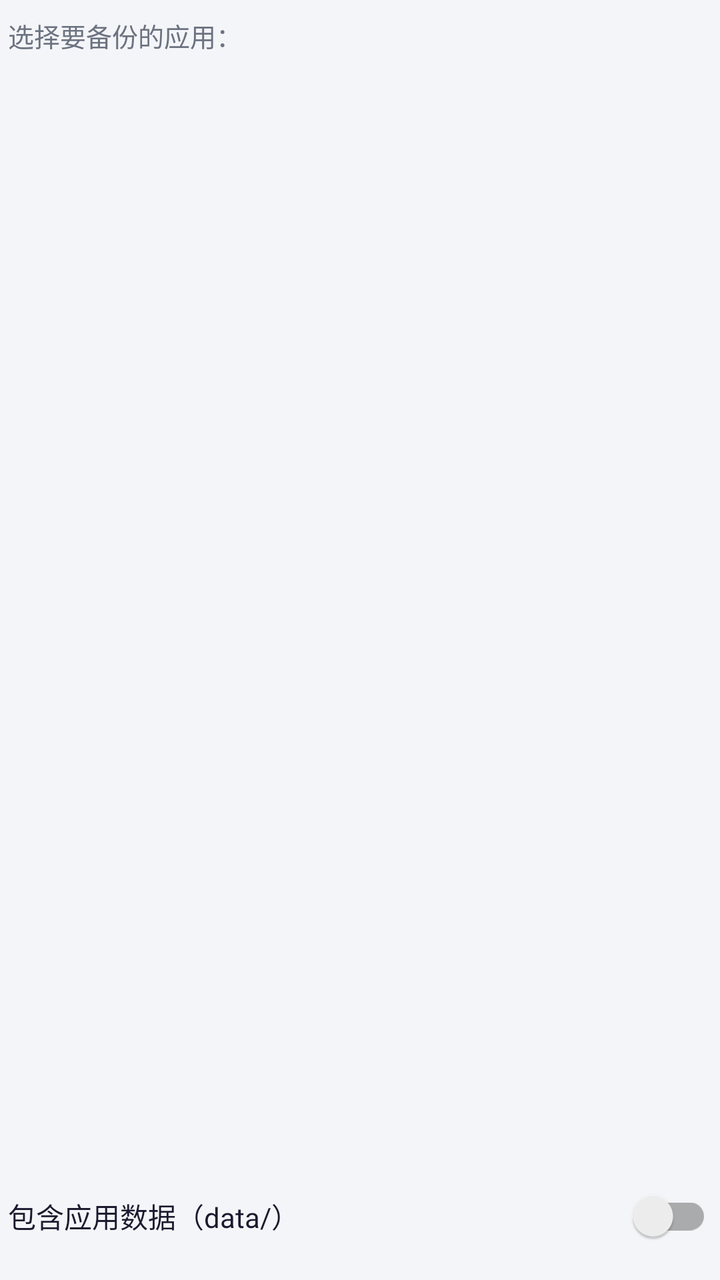
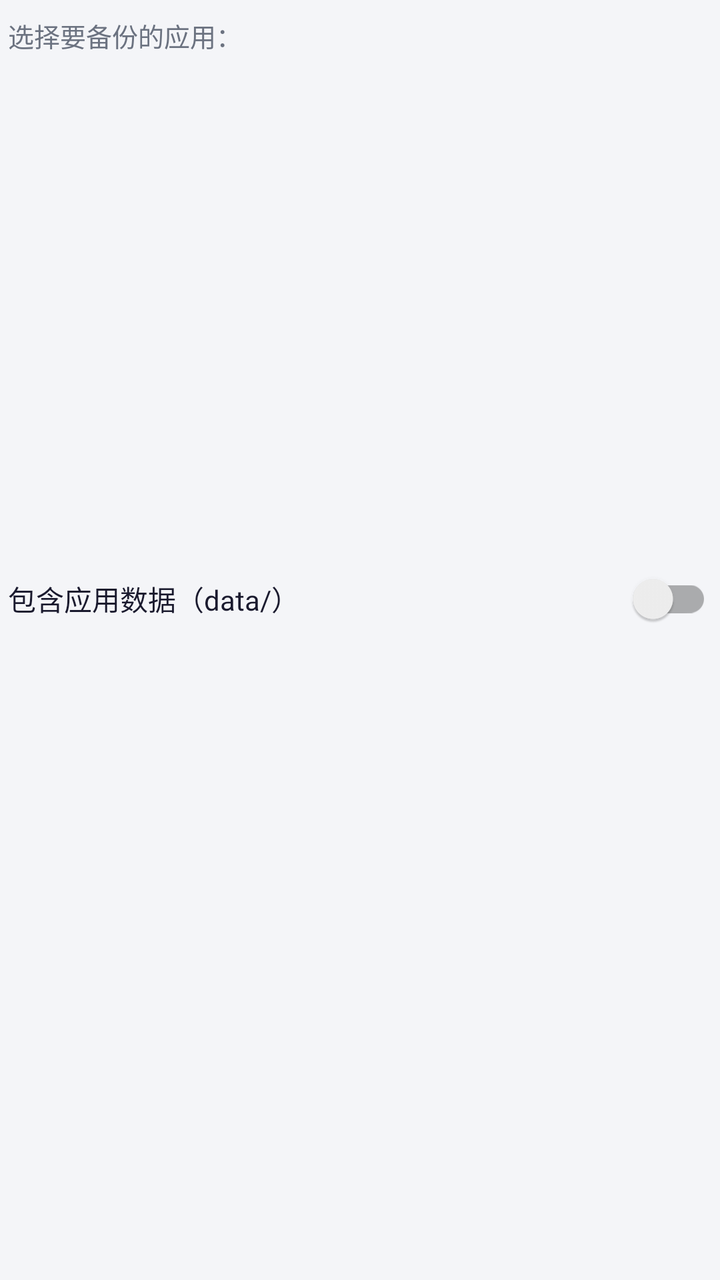

Compare the two renders of this Android layout. The source of the first and the diff that turns it into the second are given below.
<!-- AndroidManifest.xml: application theme Theme.MiniApp -->
<!-- res/layout/dialog_backup_options.xml -->
<?xml version="1.0" encoding="utf-8"?>
<LinearLayout xmlns:android="http://schemas.android.com/apk/res/android"
    android:layout_width="match_parent"
    android:layout_height="wrap_content"
    android:orientation="vertical"
    android:paddingHorizontal="4dp">

    <TextView
        android:layout_width="match_parent"
        android:layout_height="wrap_content"
        android:layout_marginTop="8dp"
        android:text="选择要备份的应用："
        android:textColor="@color/text_secondary"
        android:textSize="13sp" />

    <ListView
        android:id="@+id/list_apps"
        android:layout_width="match_parent"
        android:layout_height="0dp"
        android:layout_weight="1"
        android:minHeight="140dp"
        android:maxHeight="280dp"
        android:divider="@color/divider"
        android:dividerHeight="1dp" />

    <LinearLayout
        android:layout_width="match_parent"
        android:layout_height="wrap_content"
        android:gravity="center_vertical"
        android:orientation="horizontal"
        android:paddingVertical="8dp">

        <TextView
            android:layout_width="0dp"
            android:layout_height="wrap_content"
            android:layout_weight="1"
            android:text="包含应用数据（data/）"
            android:textColor="@color/text_primary"
            android:textSize="14sp" />

        <androidx.appcompat.widget.SwitchCompat
            android:id="@+id/switch_include_data"
            android:layout_width="wrap_content"
            android:layout_height="wrap_content" />
    </LinearLayout>

</LinearLayout>
<!-- resources referenced by this layout -->
<resources>
  <color name="divider">#E5E7EB</color>
  <color name="text_primary">#1A1A2E</color>
  <color name="text_secondary">#6B7280</color>
  <style name="Theme.MiniApp" parent="Theme.MaterialComponents.DayNight.NoActionBar">
          <item name="colorPrimary">@color/brand_primary</item>
          <item name="colorPrimaryVariant">@color/brand_primary_dark</item>
          <item name="colorOnPrimary">#FFFFFF</item>
          <item name="colorSecondary">@color/brand_accent</item>
          <item name="colorOnSecondary">@color/text_primary</item>
          <item name="android:windowBackground">@color/bg_window</item>
          <item name="android:statusBarColor" tools:targetApi="l">@color/brand_primary_dark</item>
          
          <item name="android:windowAnimationStyle">@style/Animation.MiniApp.Activity</item>
          
          <item name="android:alertDialogTheme">@style/ThemeOverlay.MiniApp.RoundedDialog</item>
          <item name="alertDialogTheme">@style/ThemeOverlay.MiniApp.RoundedDialog</item>
          <item name="materialAlertDialogTheme">@style/ThemeOverlay.MiniApp.RoundedDialog</item>
  </style>
  <color name="brand_primary">#3B5BDB</color>
  <color name="brand_primary_dark">#26398C</color>
  <color name="brand_accent">#FFC24B</color>
  <color name="bg_window">#F4F5F8</color>
  <style name="Animation.MiniApp.Activity" parent="@android:style/Animation.Activity">
          <item name="android:activityOpenEnterAnimation">@anim/slide_in_right</item>
          <item name="android:activityOpenExitAnimation">@anim/fade_out_slight</item>
          <item name="android:activityCloseEnterAnimation">@anim/fade_in_slight</item>
          <item name="android:activityCloseExitAnimation">@anim/slide_out_right</item>
      </style>
  <style name="ThemeOverlay.MiniApp.RoundedDialog" parent="ThemeOverlay.MaterialComponents.Dialog.Alert">
          <item name="colorPrimary">@color/brand_primary</item>
          <item name="colorSecondary">@color/brand_accent</item>
          <item name="shapeAppearanceOverlay">@style/ShapeAppearance.MiniApp.Dialog</item>
          <item name="buttonBarPositiveButtonStyle">@style/Widget.MiniApp.DialogButton</item>
          <item name="buttonBarNegativeButtonStyle">@style/Widget.MiniApp.DialogButton</item>
          <item name="buttonBarNeutralButtonStyle">@style/Widget.MiniApp.DialogButton</item>
  </style>
  <style name="ShapeAppearance.MiniApp.Dialog" parent="">
          <item name="cornerFamily">rounded</item>
          <item name="cornerSize">24dp</item>
  </style>
  <style name="Widget.MiniApp.DialogButton" parent="Widget.MaterialComponents.Button.TextButton.Dialog">
          <item name="android:textColor">@color/brand_primary</item>
      </style>
</resources>

<!-- the commit's change to res/layout/dialog_backup_options.xml (unified diff, before → after) -->
@@ -16,10 +16,7 @@
     <ListView
         android:id="@+id/list_apps"
         android:layout_width="match_parent"
-        android:layout_height="0dp"
-        android:layout_weight="1"
-        android:minHeight="140dp"
-        android:maxHeight="280dp"
+        android:layout_height="240dp"
         android:divider="@color/divider"
         android:dividerHeight="1dp" />
 
